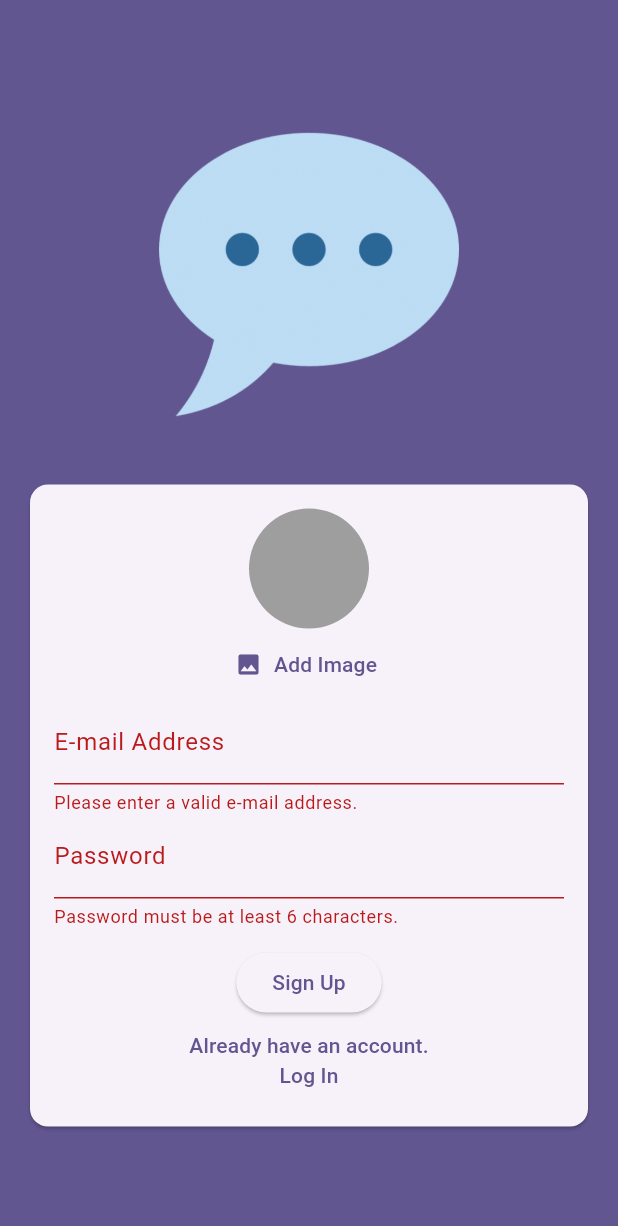
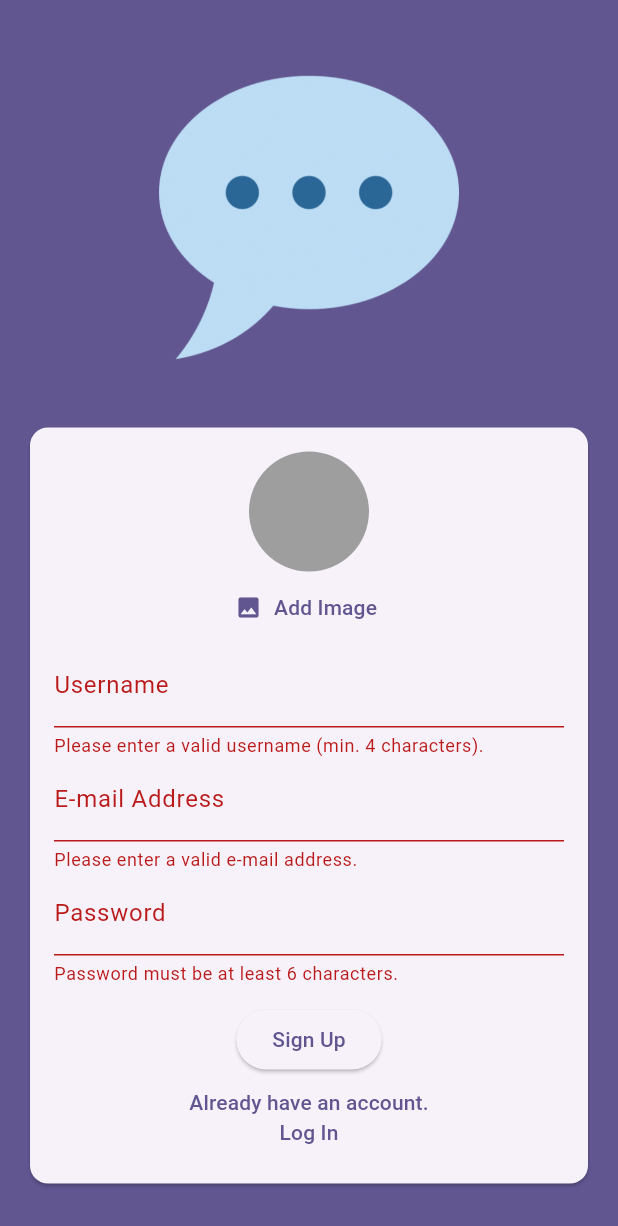
Before and after one commit to RonydaEssam/chat_app, a Flutter app: the screen it shows after launch, after a tap on "Log In", after a tap on "Create an account", after a tap on "Sign Up", on a phone screen of 412 x 824 dp. Shown: the top 1226 px of the screen. Run offline on Flutter 3.47's test engine with Material 3 defaults, Android fonts, the phone set to English and light mode, and no system bars; our stand-ins replace cloud_firestore, firebase_auth, firebase_core, firebase_storage, image_picker; accounts and stored records are empty; generated files the repository leaves out were written again.

Commit message:
add username while signning up

```diff
--- a/lib/screens/auth.dart
+++ b/lib/screens/auth.dart
@@ -21,6 +21,7 @@ class _AuthScreenState extends State<AuthScreen> {
   var _isLogin = true;
   var _enteredEmail = '';
   var _enteredPassword = '';
+  var _enteredUsername = '';
   File? _selectedImage;
   var _isAuthenticating = false;
 
@@ -60,7 +61,7 @@ class _AuthScreenState extends State<AuthScreen> {
             .collection('users')
             .doc(userCredentials.user!.uid)
             .set({
-              'username': '',
+              'username': _enteredUsername,
               'email': _enteredEmail,
               'imageurl': imageUrl,
             });
@@ -108,6 +109,23 @@ class _AuthScreenState extends State<AuthScreen> {
                             UserImagePicker(
                               onPickImage: (pickedImage) =>
                                   _selectedImage = pickedImage,
+                            ),
+
+                          if (!_isLogin)
+                            TextFormField(
+                              decoration: const InputDecoration(
+                                labelText: 'Username',
+                              ),
+                              enableSuggestions: false,
+                              validator: (value) {
+                                if (value == null ||
+                                    value.isEmpty ||
+                                    value.length < 4) {
+                                  return 'Please enter a valid username (min. 4 characters).';
+                                }
+                              },
+                              onSaved: (newValue) =>
+                                  _enteredUsername = newValue!,
                             ),
 
                           TextFormField(
```
